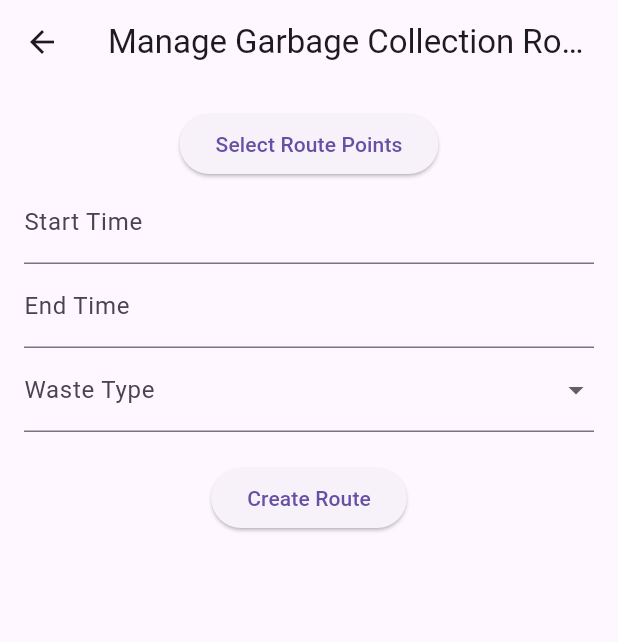
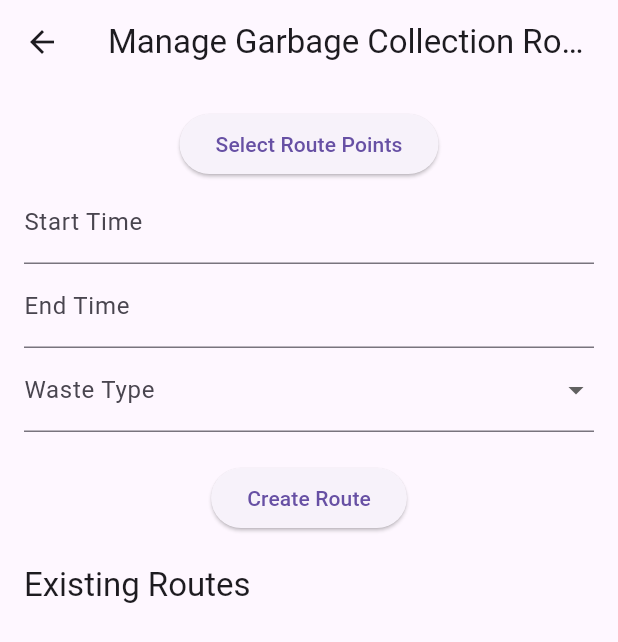
Before and after one commit to rumaiz013414/Kunu_lk, a Flutter app: the ManageGarbageRoutesPage screen opened directly, on a phone screen of 412 x 824 dp. Shown: the top 642 px of the screen. Run offline on Flutter 3.47's test engine with Material 3 defaults, Android fonts, the phone set to English and light mode, and no system bars; our stand-ins replace cloud_firestore, firebase_auth, firebase_core, firebase_storage, geolocator, google_maps_flutter and 2 more; missing offline and left inert: flutter_google_places, google_maps_webservice; accounts and stored records are empty.

Commit message:
added a scrollable view for admin create routes

```diff
--- a/lib/admin_screens/manage_garbage_routes.dart
+++ b/lib/admin_screens/manage_garbage_routes.dart
@@ -176,9 +176,11 @@ class _ManageGarbageRoutesPageState extends State<ManageGarbageRoutesPage> {
       appBar: AppBar(
         title: Text('Manage Garbage Collection Routes'),
       ),
-      body: Padding(
+      body: SingleChildScrollView(
+        child: Padding(
           padding: const EdgeInsets.all(16.0),
           child: Column(
+            crossAxisAlignment: CrossAxisAlignment.start,
             children: [
               Form(
                 key: _formKey,
@@ -190,6 +192,7 @@ class _ManageGarbageRoutesPageState extends State<ManageGarbageRoutesPage> {
                     ),
                     if (_startPoint != null && _endPoint != null)
                       Column(
+                        crossAxisAlignment: CrossAxisAlignment.start,
                         children: [
                           Text(
                               'Start Point: (${_startPoint!.latitude}, ${_startPoint!.longitude})'),
@@ -243,6 +246,14 @@ class _ManageGarbageRoutesPageState extends State<ManageGarbageRoutesPage> {
                       onPressed: () => _createRoute(),
                       child: Text('Create Route'),
                     ),
+                  ],
+                ),
+              ),
+              SizedBox(height: 20),
+              Text(
+                'Existing Routes',
+                style: Theme.of(context).textTheme.titleLarge,
+              ),
               StreamBuilder<QuerySnapshot>(
                 stream: FirebaseFirestore.instance
                     .collection('garbage_routes')
@@ -254,6 +265,7 @@ class _ManageGarbageRoutesPageState extends State<ManageGarbageRoutesPage> {
 
                   return ListView(
                     shrinkWrap: true,
+                    physics: NeverScrollableScrollPhysics(),
                     children: snapshot.data!.docs.map((doc) {
                       return ListTile(
                         title: Text(
@@ -285,8 +297,6 @@ class _ManageGarbageRoutesPageState extends State<ManageGarbageRoutesPage> {
             ],
           ),
         ),
-          ],
-        ),
       ),
     );
   }
```
Lines whose indentation alone changed are shown as unchanged.
